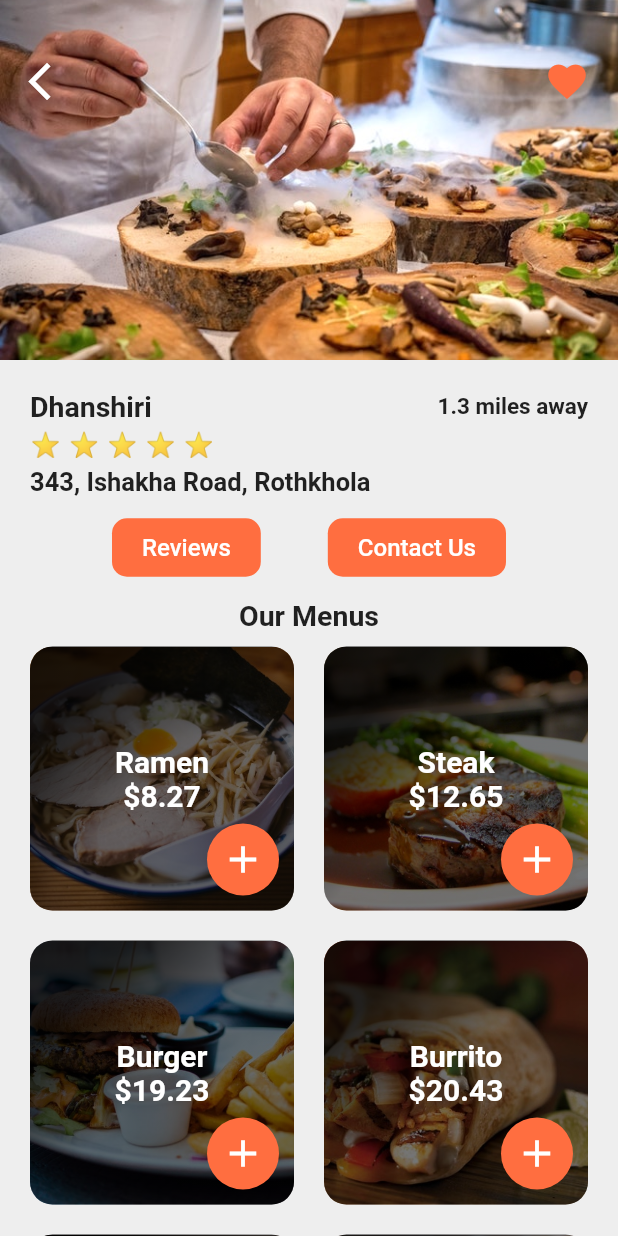
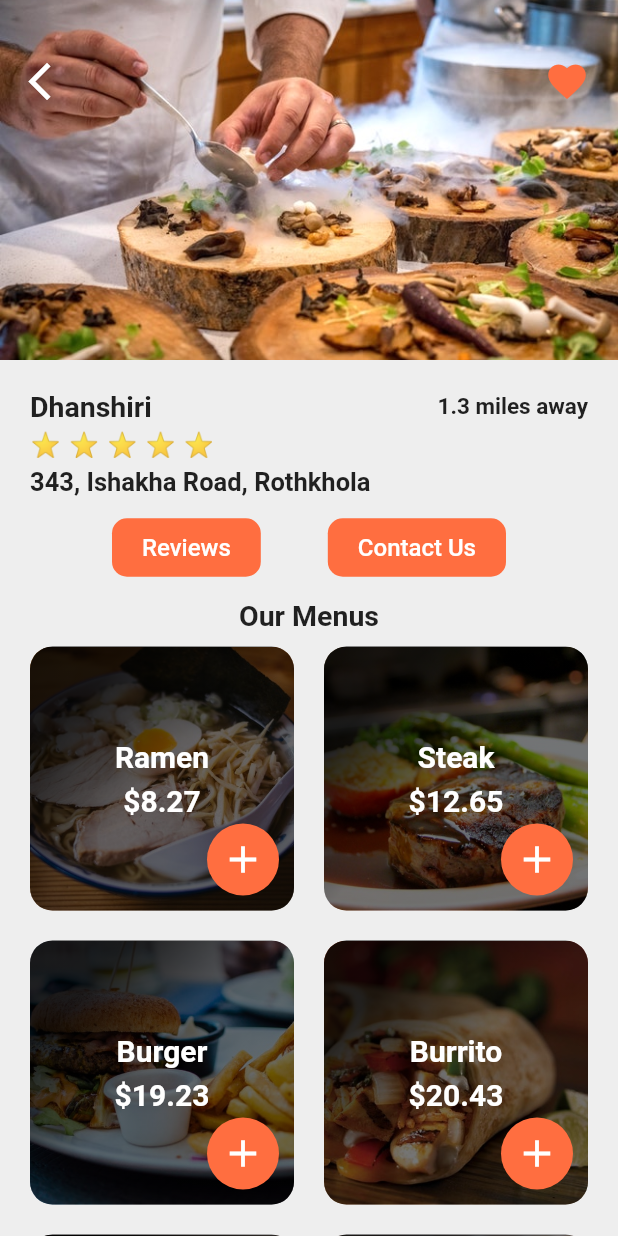
Before and after one commit to Rezuanul-Islam-Fahim/food_delivery_ui, a Flutter app: the screen it shows after launch, after a tap on "Dhanshiri", on a phone screen of 412 x 824 dp. Run offline on Flutter 3.47's test engine with Material 2 defaults, Android fonts, the phone set to English and light mode, and no system bars.

Commit message:
Add space between menu item name and price

```diff
--- a/lib/screens/restaurantScreen.dart
+++ b/lib/screens/restaurantScreen.dart
@@ -58,6 +58,7 @@ class _RestaurantScreenState extends State<RestaurantScreen> {
                   color: Colors.white,
                 ),
               ),
+              SizedBox(height: 6.0),
               Text(
                 '\$${menuItem.price}',
                 style: TextStyle(
```
